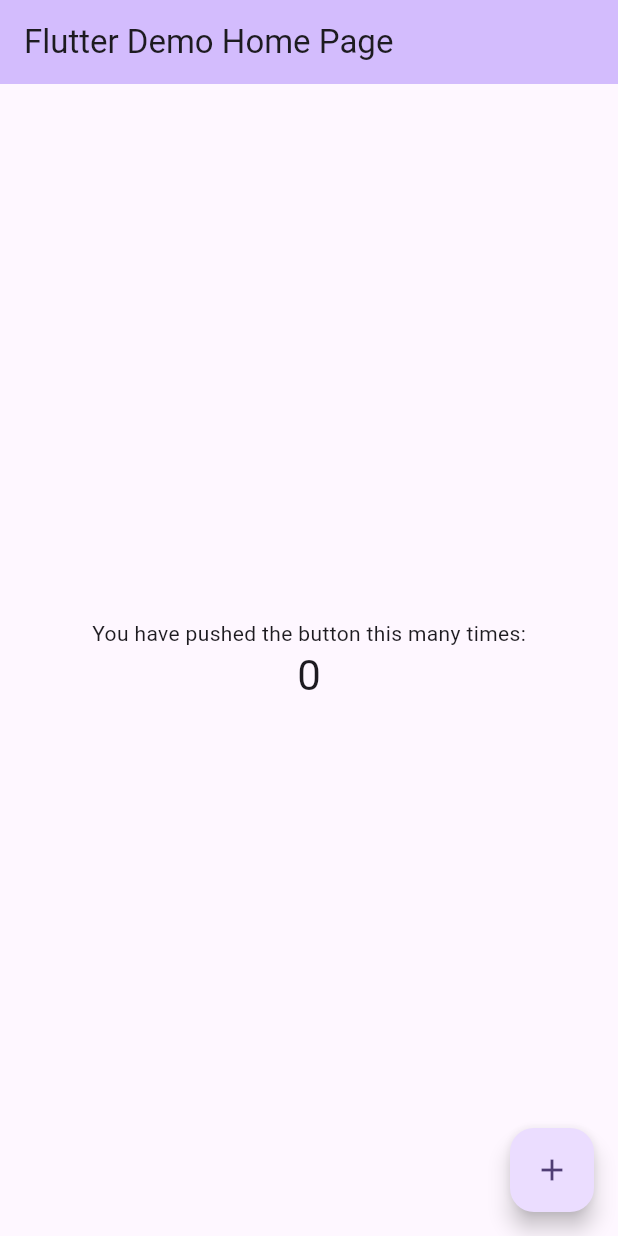
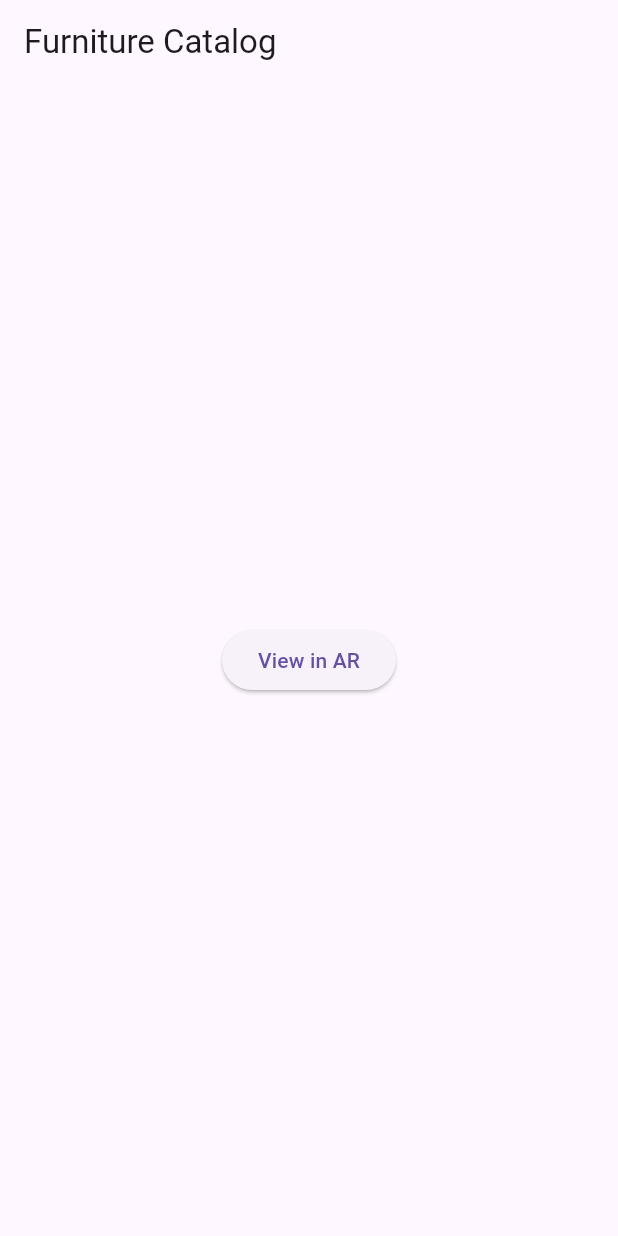
Before and after one commit to MarkusJakobR/mbd-ar-app, a Flutter app: the screen it shows after launch, on a phone screen of 412 x 824 dp. Run offline on Flutter 3.47's test engine with Material 3 defaults, Android fonts, the phone set to English and light mode, and no system bars; missing offline and left inert: flutter_embed_unity.

Commit message:
feat: added sample code in main.dart for testing

```diff
--- a/lib/main.dart
+++ b/lib/main.dart
@@ -1,4 +1,5 @@
 import 'package:flutter/material.dart';
+import 'package:flutter_embed_unity/flutter_embed_unity.dart';
 
 void main() {
   runApp(const MyApp());
@@ -7,116 +8,64 @@ void main() {
 class MyApp extends StatelessWidget {
   const MyApp({super.key});
 
-  // This widget is the root of your application.
   @override
   Widget build(BuildContext context) {
     return MaterialApp(
-      title: 'Flutter Demo',
+      title: 'AR Furniture App',
       theme: ThemeData(
-        // This is the theme of your application.
-        //
-        // TRY THIS: Try running your application with "flutter run". You'll see
-        // the application has a purple toolbar. Then, without quitting the app,
-        // try changing the seedColor in the colorScheme below to Colors.green
-        // and then invoke "hot reload" (save your changes or press the "hot
-        // reload" button in a Flutter-supported IDE, or press "r" if you used
-        // the command line to start the app).
-        //
-        // Notice that the counter didn't reset back to zero; the application
-        // state is not lost during the reload. To reset the state, use hot
-        // restart instead.
-        //
-        // This works for code too, not just values: Most code changes can be
-        // tested with just a hot reload.
-        colorScheme: .fromSeed(seedColor: Colors.deepPurple),
+        primarySwatch: Colors.blue,
       ),
-      home: const MyHomePage(title: 'Flutter Demo Home Page'),
+      home: const HomePage(),
     );
   }
 }
 
-class MyHomePage extends StatefulWidget {
-  const MyHomePage({super.key, required this.title});
-
-  // This widget is the home page of your application. It is stateful, meaning
-  // that it has a State object (defined below) that contains fields that affect
-  // how it looks.
-
-  // This class is the configuration for the state. It holds the values (in this
-  // case the title) provided by the parent (in this case the App widget) and
-  // used by the build method of the State. Fields in a Widget subclass are
-  // always marked "final".
-
-  final String title;
-
-  @override
-  State<MyHomePage> createState() => _MyHomePageState();
-}
-
-class _MyHomePageState extends State<MyHomePage> {
-  int _counter = 0;
-
-  void _incrementCounter() {
-    setState(() {
-      // This call to setState tells the Flutter framework that something has
-      // changed in this State, which causes it to rerun the build method below
-      // so that the display can reflect the updated values. If we changed
-      // _counter without calling setState(), then the build method would not be
-      // called again, and so nothing would appear to happen.
-      _counter++;
-    });
-  }
+class HomePage extends StatelessWidget {
+  const HomePage({super.key});
 
   @override
   Widget build(BuildContext context) {
-    // This method is rerun every time setState is called, for instance as done
-    // by the _incrementCounter method above.
-    //
-    // The Flutter framework has been optimized to make rerunning build methods
-    // fast, so that you can just rebuild anything that needs updating rather
-    // than having to individually change instances of widgets.
     return Scaffold(
       appBar: AppBar(
-        // TRY THIS: Try changing the color here to a specific color (to
-        // Colors.amber, perhaps?) and trigger a hot reload to see the AppBar
-        // change color while the other colors stay the same.
-        backgroundColor: Theme.of(context).colorScheme.inversePrimary,
-        // Here we take the value from the MyHomePage object that was created by
-        // the App.build method, and use it to set our appbar title.
-        title: Text(widget.title),
+        title: const Text('Furniture Catalog'),
       ),
       body: Center(
-        // Center is a layout widget. It takes a single child and positions it
-        // in the middle of the parent.
-        child: Column(
-          // Column is also a layout widget. It takes a list of children and
-          // arranges them vertically. By default, it sizes itself to fit its
-          // children horizontally, and tries to be as tall as its parent.
-          //
-          // Column has various properties to control how it sizes itself and
-          // how it positions its children. Here we use mainAxisAlignment to
-          // center the children vertically; the main axis here is the vertical
-          // axis because Columns are vertical (the cross axis would be
-          // horizontal).
-          //
-          // TRY THIS: Invoke "debug painting" (choose the "Toggle Debug Paint"
-          // action in the IDE, or press "p" in the console), to see the
-          // wireframe for each widget.
-          mainAxisAlignment: .center,
-          children: [
-            const Text('You have pushed the button this many times:'),
-            Text(
-              '$_counter',
-              style: Theme.of(context).textTheme.headlineMedium,
-            ),
-          ],
+        child: ElevatedButton(
+          onPressed: () {
+            Navigator.push(
+              context,
+              MaterialPageRoute(builder: (context) => const ARViewPage()),
+            );
+          },
+          child: const Text('View in AR'),
         ),
-      ),
-      floatingActionButton: FloatingActionButton(
-        onPressed: _incrementCounter,
-        tooltip: 'Increment',
-        child: const Icon(Icons.add),
       ),
     );
   }
 }
+
+class ARViewPage extends StatefulWidget {
+  const ARViewPage({super.key});
+
+  @override
+  State<ARViewPage> createState() => _ARViewPageState();
+}
+
+class _ARViewPageState extends State<ARViewPage> {
+  @override
+  Widget build(BuildContext context) {
+    return Scaffold(
+      appBar: AppBar(
+        title: const Text('AR View'),
+        backgroundColor: Colors.transparent,
+        elevation: 0,
+      ),
+      extendBodyBehindAppBar: true,
+      body: EmbedUnity(
+        onMessageFromUnity: (String message) {
+          print('Message from Unity: $message');
+        },
+      ),
+    );
+  }
+}
```
Also changed, not shown: 1 other file.
